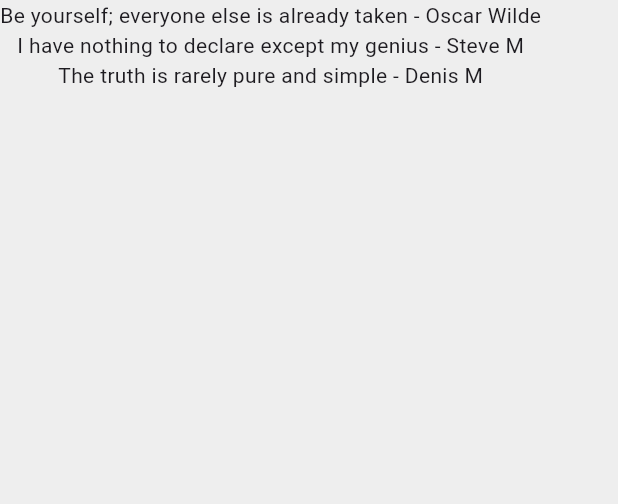
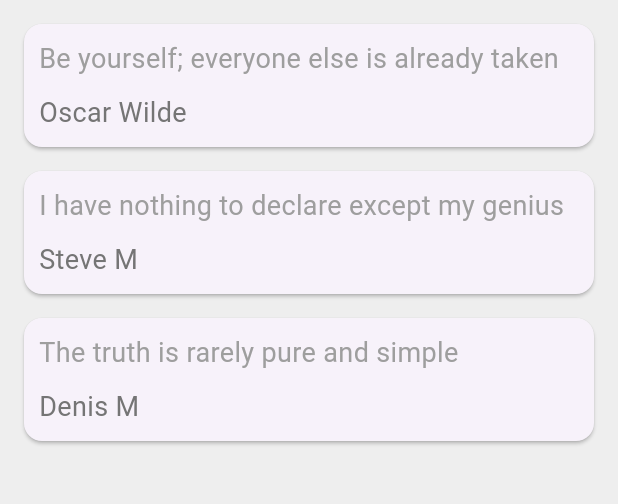
Before and after one commit to Gichunga/quoty, a Flutter app: the screen it shows after launch, on a phone screen of 412 x 824 dp, the part 84-588 px from its top. Run offline on Flutter 3.47's test engine with Material 3 defaults, Android fonts, the phone set to English and light mode, and no system bars.

Commit message:
add dynamic card widget

```diff
--- a/lib/main.dart
+++ b/lib/main.dart
@@ -21,6 +21,35 @@ class _QuoteListState extends State<QuoteList> {
     Quote('The truth is rarely pure and simple', 'Denis M'),
   ];
 
+  Widget quoteTemplate(quote){
+    return Card(
+      margin: const EdgeInsets.fromLTRB(16.0, 16.0, 16.0, 0.0),
+        child: Padding(
+          padding: const EdgeInsets.all(10.0),
+          child: Column(
+            crossAxisAlignment: CrossAxisAlignment.stretch,
+            children: [
+              Text(
+                quote.text,
+                style: TextStyle(
+                  color: Colors.grey[500],
+                  fontSize: 18.0,
+                ),
+              ),
+              const SizedBox(height: 10.0),
+              Text(
+                quote.author,
+                style: TextStyle(
+                  color: Colors.grey[600],
+                  fontSize: 18.0,
+                ),
+              ),
+            ],
+          ),
+        ),
+    );
+  }
+
   @override
   Widget build(BuildContext context) {
     return Scaffold(
@@ -35,7 +64,7 @@ class _QuoteListState extends State<QuoteList> {
         ),
       ),
       body: Column(
-        children: quotes.map((quote) => Text('${quote.text} - ${quote.author}')).toList(),
+        children: quotes.map((quote) => quoteTemplate(quote)).toList(),
       ),
     );
   }
```
